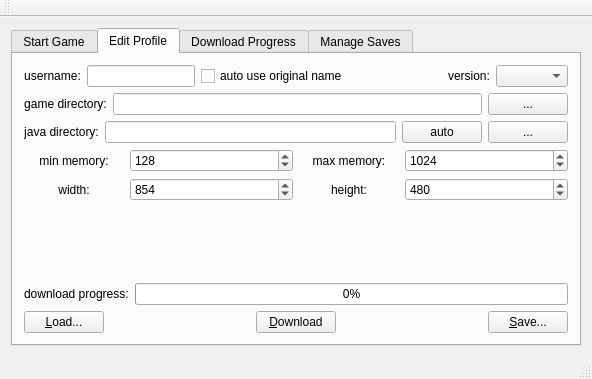
Qt form Kaminec/kamineclauncher.ui (kaniol-lck/Kaminec) before a commit.
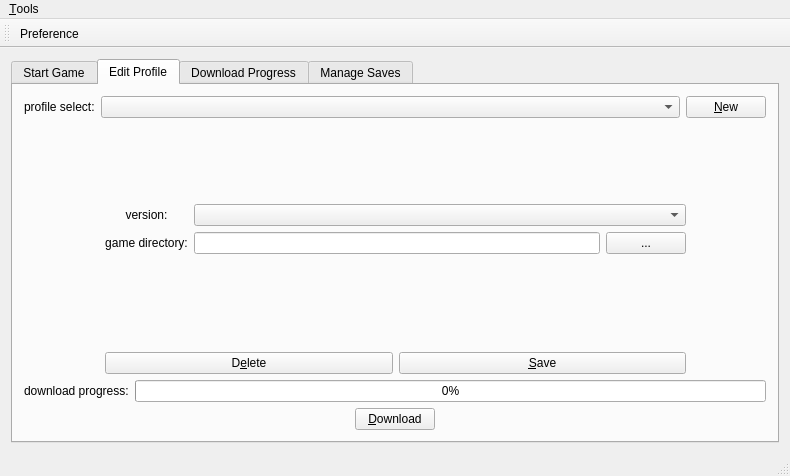
The same form after that commit. The open tabs and pages were chosen to show the change.

Commit message: add simple profile manager and preference(settings).

The edit to the form file:
```diff
--- a/Kaminec/kamineclauncher.ui
+++ b/Kaminec/kamineclauncher.ui
@@ -6,8 +6,8 @@
    <rect>
     <x>0</x>
     <y>0</y>
-    <width>592</width>
-    <height>379</height>
+    <width>790</width>
+    <height>476</height>
    </rect>
   </property>
   <property name="sizePolicy">
@@ -21,119 +21,24 @@
   </property>
   <widget class="QWidget" name="centralWidget">
    <layout class="QGridLayout" name="gridLayout">
-    <item row="0" column="1">
+    <item row="0" column="0">
      <widget class="QTabWidget" name="moduleSwitch">
       <property name="currentIndex">
-       <number>0</number>
+       <number>1</number>
       </property>
       <widget class="QWidget" name="startment">
        <attribute name="title">
         <string>Start Game</string>
        </attribute>
-       <layout class="QGridLayout" name="gridLayout_7">
-        <item row="0" column="0">
-         <layout class="QHBoxLayout" name="horizontalLayout_16">
-          <item>
-           <layout class="QVBoxLayout" name="verticalLayout_3">
-            <item>
-             <layout class="QHBoxLayout" name="horizontalLayout_17">
-              <item>
-               <widget class="QCheckBox" name="verify_cb">
-                <property name="sizePolicy">
-                 <sizepolicy hsizetype="Expanding" vsizetype="Fixed">
-                  <horstretch>0</horstretch>
-                  <verstretch>0</verstretch>
-                 </sizepolicy>
-                </property>
-                <property name="text">
-                 <string>I'm &amp;VERIFYED</string>
-                </property>
-               </widget>
-              </item>
-              <item>
-               <spacer name="horizontalSpacer_4">
-                <property name="orientation">
-                 <enum>Qt::Horizontal</enum>
-                </property>
-                <property name="sizeHint" stdset="0">
-                 <size>
-                  <width>40</width>
-                  <height>20</height>
-                 </size>
-                </property>
-               </spacer>
-              </item>
-             </layout>
-            </item>
-            <item>
-             <widget class="QGroupBox" name="verifyBox">
-              <property name="title">
-               <string>verify</string>
-              </property>
-              <layout class="QGridLayout" name="gridLayout_6">
-               <item row="0" column="0">
-                <layout class="QVBoxLayout" name="verticalLayout">
-                 <item alignment="Qt::AlignHCenter">
-                  <widget class="QLabel" name="email_label">
-                   <property name="text">
-                    <string>Email:</string>
-                   </property>
-                   <property name="buddy">
-                    <cstring>email_le</cstring>
-                   </property>
-                  </widget>
-                 </item>
-                 <item alignment="Qt::AlignHCenter">
-                  <widget class="QLabel" name="password_label">
-                   <property name="text">
-                    <string>password:</string>
-                   </property>
-                   <property name="buddy">
-                    <cstring>password_le</cstring>
-                   </property>
-                  </widget>
-                 </item>
-                </layout>
-               </item>
-               <item row="0" column="1">
-                <layout class="QVBoxLayout" name="verticalLayout_2">
-                 <item>
-                  <widget class="QLineEdit" name="email_le"/>
-                 </item>
-                 <item>
-                  <layout class="QHBoxLayout" name="horizontalLayout_15">
-                   <item>
-                    <widget class="QLineEdit" name="password_le"/>
-                   </item>
-                   <item alignment="Qt::AlignHCenter">
-                    <widget class="QPushButton" name="showPassword_pb">
-                     <property name="text">
-                      <string>&amp;Show Password</string>
-                     </property>
-                    </widget>
-                   </item>
-                  </layout>
-                 </item>
-                </layout>
-               </item>
-              </layout>
-             </widget>
-            </item>
-            <item>
-             <spacer name="verticalSpacer_2">
-              <property name="orientation">
-               <enum>Qt::Vertical</enum>
-              </property>
-              <property name="sizeHint" stdset="0">
-               <size>
-                <width>20</width>
-                <height>40</height>
-               </size>
-              </property>
-             </spacer>
-            </item>
-            <item>
              <widget class="QPushButton" name="start_pb">
+        <property name="geometry">
+         <rect>
+          <x>120</x>
+          <y>150</y>
+          <width>80</width>
+          <height>20</height>
+         </rect>
+        </property>
               <property name="sizePolicy">
                <sizepolicy hsizetype="Maximum" vsizetype="Preferred">
                 <horstretch>0</horstretch>
@@ -144,91 +49,88 @@
                <string>&amp;Start</string>
               </property>
              </widget>
-            </item>
-           </layout>
-          </item>
-          <item>
-           <spacer name="horizontalSpacer_3">
-            <property name="orientation">
-             <enum>Qt::Horizontal</enum>
-            </property>
-            <property name="sizeHint" stdset="0">
-             <size>
-              <width>63</width>
-              <height>20</height>
-             </size>
-            </property>
-           </spacer>
-          </item>
-         </layout>
-        </item>
-       </layout>
       </widget>
       <widget class="QWidget" name="profile_editor">
        <attribute name="title">
         <string>Edit Profile</string>
        </attribute>
-       <layout class="QGridLayout" name="gridLayout_2">
+       <layout class="QGridLayout" name="gridLayout_3">
         <item row="0" column="0">
          <layout class="QHBoxLayout" name="horizontalLayout_3">
           <item>
-           <layout class="QHBoxLayout" name="horizontalLayout">
-            <item>
-             <widget class="QLabel" name="username_label">
+           <widget class="QLabel" name="profileSelect_label">
               <property name="sizePolicy">
-               <sizepolicy hsizetype="Preferred" vsizetype="Preferred">
+             <sizepolicy hsizetype="Minimum" vsizetype="Preferred">
                 <horstretch>0</horstretch>
                 <verstretch>0</verstretch>
                </sizepolicy>
               </property>
-              <property name="maximumSize">
-               <size>
-                <width>100</width>
-                <height>16777215</height>
-               </size>
-              </property>
               <property name="text">
-               <string>username:</string>
-              </property>
-              <property name="alignment">
-               <set>Qt::AlignCenter</set>
-              </property>
-              <property name="buddy">
-               <cstring>username_le</cstring>
+             <string>profile select:</string>
               </property>
              </widget>
             </item>
             <item>
-             <widget class="QLineEdit" name="username_le"/>
-            </item>
-            <item>
-             <widget class="QCheckBox" name="isOriginalName_cb">
-              <property name="text">
-               <string>auto use original name</string>
-              </property>
-              <property name="tristate">
+           <widget class="QComboBox" name="profileSelect_cb">
+            <property name="sizePolicy">
+             <sizepolicy hsizetype="Expanding" vsizetype="Fixed">
+              <horstretch>0</horstretch>
+              <verstretch>0</verstretch>
+             </sizepolicy>
+            </property>
+            <property name="editable">
                <bool>false</bool>
               </property>
              </widget>
             </item>
-           </layout>
-          </item>
-          <item>
+          <item>
+           <widget class="QPushButton" name="newProfile_pb">
+            <property name="text">
+             <string>&amp;New</string>
+            </property>
+           </widget>
+          </item>
+         </layout>
+        </item>
+        <item row="1" column="0">
+         <layout class="QGridLayout" name="gridLayout_2">
+          <item row="0" column="1">
+           <spacer name="verticalSpacer_3">
+            <property name="orientation">
+             <enum>Qt::Vertical</enum>
+            </property>
+            <property name="sizeType">
+             <enum>QSizePolicy::Maximum</enum>
+            </property>
+            <property name="sizeHint" stdset="0">
+             <size>
+              <width>288</width>
+              <height>80</height>
+             </size>
+            </property>
+           </spacer>
+          </item>
+          <item row="1" column="0">
            <spacer name="horizontalSpacer_5">
             <property name="orientation">
              <enum>Qt::Horizontal</enum>
             </property>
+            <property name="sizeType">
+             <enum>QSizePolicy::Maximum</enum>
+            </property>
             <property name="sizeHint" stdset="0">
              <size>
-              <width>40</width>
+              <width>81</width>
               <height>20</height>
              </size>
             </property>
            </spacer>
           </item>
-          <item>
+          <item row="1" column="1">
            <layout class="QHBoxLayout" name="horizontalLayout_2">
             <item>
+             <layout class="QVBoxLayout" name="verticalLayout">
+              <item>
              <widget class="QLabel" name="version_label">
               <property name="sizePolicy">
                <sizepolicy hsizetype="Preferred" vsizetype="Preferred">
@@ -251,15 +153,6 @@
              </widget>
             </item>
             <item>
-             <widget class="QComboBox" name="version_cb"/>
-            </item>
-           </layout>
-          </item>
-         </layout>
-        </item>
-        <item row="1" column="0">
-         <layout class="QHBoxLayout" name="horizontalLayout_4">
-          <item>
            <widget class="QLabel" name="gameDir_label">
             <property name="sizePolicy">
              <sizepolicy hsizetype="Preferred" vsizetype="Preferred">
@@ -284,11 +177,27 @@
             </property>
            </widget>
           </item>
+             </layout>
+            </item>
+            <item>
+             <layout class="QVBoxLayout" name="verticalLayout_2">
+              <item>
+               <widget class="QComboBox" name="version_cb">
+                <property name="sizePolicy">
+                 <sizepolicy hsizetype="Expanding" vsizetype="Fixed">
+                  <horstretch>0</horstretch>
+                  <verstretch>0</verstretch>
+                 </sizepolicy>
+                </property>
+               </widget>
+              </item>
+              <item>
+               <layout class="QHBoxLayout" name="horizontalLayout">
           <item>
            <widget class="QLineEdit" name="gameDir_le"/>
           </item>
           <item>
-           <widget class="QPushButton" name="fileDlg1_pb">
+                 <widget class="QPushButton" name="gameDir_showPb">
             <property name="text">
              <string>...</string>
             </property>
@@ -296,217 +205,27 @@
           </item>
          </layout>
         </item>
-        <item row="2" column="0">
-         <layout class="QHBoxLayout" name="horizontalLayout_8">
-          <item>
-           <widget class="QLabel" name="javaDir_label">
-            <property name="sizePolicy">
-             <sizepolicy hsizetype="Preferred" vsizetype="Preferred">
-              <horstretch>0</horstretch>
-              <verstretch>0</verstretch>
-             </sizepolicy>
-            </property>
-            <property name="maximumSize">
-             <size>
-              <width>100</width>
-              <height>16777215</height>
-             </size>
-            </property>
-            <property name="text">
-             <string>java directory:</string>
-            </property>
-            <property name="alignment">
-             <set>Qt::AlignCenter</set>
-            </property>
-            <property name="buddy">
-             <cstring>javaDir_le</cstring>
-            </property>
-           </widget>
-          </item>
-          <item>
-           <widget class="QLineEdit" name="javaDir_le"/>
-          </item>
-          <item>
-           <widget class="QPushButton" name="autoJavaPath_pb">
-            <property name="text">
-             <string>auto</string>
-            </property>
-           </widget>
-          </item>
-          <item>
-           <widget class="QPushButton" name="fileDlg2_pb">
-            <property name="text">
-             <string>...</string>
-            </property>
-           </widget>
-          </item>
-         </layout>
-        </item>
-        <item row="3" column="0">
-         <layout class="QHBoxLayout" name="horizontalLayout_7">
-          <item>
-           <layout class="QHBoxLayout" name="horizontalLayout_6">
-            <item>
-             <widget class="QLabel" name="minMem_label">
-              <property name="sizePolicy">
-               <sizepolicy hsizetype="Preferred" vsizetype="Preferred">
-                <horstretch>0</horstretch>
-                <verstretch>0</verstretch>
-               </sizepolicy>
-              </property>
-              <property name="maximumSize">
-               <size>
-                <width>100</width>
-                <height>16777215</height>
-               </size>
-              </property>
-              <property name="text">
-               <string>min memory:</string>
-              </property>
-              <property name="alignment">
-               <set>Qt::AlignCenter</set>
-              </property>
-              <property name="buddy">
-               <cstring>minMem_sb</cstring>
-              </property>
-             </widget>
-            </item>
-            <item>
-             <widget class="QSpinBox" name="minMem_sb">
-              <property name="maximum">
-               <number>999999999</number>
-              </property>
-              <property name="value">
-               <number>128</number>
-              </property>
-             </widget>
-            </item>
+             </layout>
+            </item>
            </layout>
           </item>
-          <item>
-           <layout class="QHBoxLayout" name="horizontalLayout_5">
-            <item>
-             <widget class="QLabel" name="maxMem_label">
-              <property name="sizePolicy">
-               <sizepolicy hsizetype="Preferred" vsizetype="Preferred">
-                <horstretch>0</horstretch>
-                <verstretch>0</verstretch>
-               </sizepolicy>
-              </property>
-              <property name="maximumSize">
-               <size>
-                <width>100</width>
-                <height>16777215</height>
-               </size>
-              </property>
-              <property name="text">
-               <string>max memory:</string>
-              </property>
-              <property name="alignment">
-               <set>Qt::AlignCenter</set>
-              </property>
-              <property name="buddy">
-               <cstring>maxMem_sb</cstring>
-              </property>
-             </widget>
-            </item>
-            <item>
-             <widget class="QSpinBox" name="maxMem_sb">
-              <property name="maximum">
-               <number>999999999</number>
-              </property>
-              <property name="value">
-               <number>1024</number>
-              </property>
-             </widget>
-            </item>
-           </layout>
-          </item>
-         </layout>
-        </item>
-        <item row="4" column="0">
-         <layout class="QHBoxLayout" name="horizontalLayout_11">
-          <item>
-           <layout class="QHBoxLayout" name="horizontalLayout_9">
-            <item>
-             <widget class="QLabel" name="width_label">
-              <property name="sizePolicy">
-               <sizepolicy hsizetype="Preferred" vsizetype="Preferred">
-                <horstretch>0</horstretch>
-                <verstretch>0</verstretch>
-               </sizepolicy>
-              </property>
-              <property name="maximumSize">
+          <item row="1" column="2">
+           <spacer name="horizontalSpacer_6">
+            <property name="orientation">
+             <enum>Qt::Horizontal</enum>
+            </property>
+            <property name="sizeType">
+             <enum>QSizePolicy::Maximum</enum>
+            </property>
+            <property name="sizeHint" stdset="0">
                <size>
-                <width>100</width>
-                <height>16777215</height>
-               </size>
-              </property>
-              <property name="text">
-               <string>width:</string>
-              </property>
-              <property name="alignment">
-               <set>Qt::AlignCenter</set>
-              </property>
-              <property name="buddy">
-               <cstring>width_sb</cstring>
-              </property>
-             </widget>
-            </item>
-            <item>
-             <widget class="QSpinBox" name="width_sb">
-              <property name="maximum">
-               <number>999999999</number>
-              </property>
-              <property name="value">
-               <number>854</number>
-              </property>
-             </widget>
-            </item>
-           </layout>
-          </item>
-          <item>
-           <layout class="QHBoxLayout" name="horizontalLayout_10">
-            <item>
-             <widget class="QLabel" name="height_label">
-              <property name="sizePolicy">
-               <sizepolicy hsizetype="Preferred" vsizetype="Preferred">
-                <horstretch>0</horstretch>
-                <verstretch>0</verstretch>
-               </sizepolicy>
-              </property>
-              <property name="maximumSize">
-               <size>
-                <width>100</width>
-                <height>16777215</height>
-               </size>
-              </property>
-              <property name="text">
-               <string>height:</string>
-              </property>
-              <property name="alignment">
-               <set>Qt::AlignCenter</set>
-              </property>
-              <property name="buddy">
-               <cstring>height_sb</cstring>
-              </property>
-             </widget>
-            </item>
-            <item>
-             <widget class="QSpinBox" name="height_sb">
-              <property name="maximum">
-               <number>999999999</number>
-              </property>
-              <property name="value">
-               <number>480</number>
-              </property>
-             </widget>
-            </item>
-           </layout>
-          </item>
-         </layout>
-        </item>
-        <item row="5" column="0">
+              <width>80</width>
+              <height>20</height>
+             </size>
+            </property>
+           </spacer>
+          </item>
+          <item row="2" column="1">
          <spacer name="verticalSpacer">
           <property name="orientation">
            <enum>Qt::Vertical</enum>
@@ -522,7 +241,27 @@
           </property>
          </spacer>
         </item>
-        <item row="6" column="0">
+          <item row="3" column="1">
+           <layout class="QHBoxLayout" name="horizontalLayout_5">
+            <item>
+             <widget class="QPushButton" name="deleteProfile_pb">
+              <property name="text">
+               <string>D&amp;elete</string>
+              </property>
+             </widget>
+            </item>
+            <item>
+             <widget class="QPushButton" name="saveProfile_pb">
+              <property name="text">
+               <string>&amp;Save</string>
+              </property>
+             </widget>
+            </item>
+           </layout>
+          </item>
+         </layout>
+        </item>
+        <item row="2" column="0">
          <layout class="QHBoxLayout" name="horizontalLayout_13">
           <item>
            <widget class="QLabel" name="downloadProgress_label">
@@ -540,15 +279,8 @@
           </item>
          </layout>
         </item>
-        <item row="7" column="0">
-         <layout class="QHBoxLayout" name="horizontalLayout_12">
-          <item>
-           <widget class="QPushButton" name="load_pb">
-            <property name="text">
-             <string>&amp;Load...</string>
-            </property>
-           </widget>
-          </item>
+        <item row="3" column="0">
+         <layout class="QHBoxLayout" name="horizontalLayout_4">
           <item>
            <spacer name="horizontalSpacer">
             <property name="orientation">
@@ -582,13 +314,6 @@
             </property>
            </spacer>
           </item>
-          <item>
-           <widget class="QPushButton" name="save_pb">
-            <property name="text">
-             <string>&amp;Save...</string>
-            </property>
-           </widget>
-          </item>
          </layout>
         </item>
        </layout>
@@ -667,10 +392,18 @@
     <rect>
      <x>0</x>
      <y>0</y>
-     <width>592</width>
+     <width>790</width>
      <height>22</height>
     </rect>
    </property>
+   <widget class="QMenu" name="menu_Tools">
+    <property name="title">
+     <string>&amp;Tools</string>
+    </property>
+    <addaction name="separator"/>
+    <addaction name="action_preference"/>
+   </widget>
+   <addaction name="menu_Tools"/>
   </widget>
   <widget class="QToolBar" name="mainToolBar">
    <attribute name="toolBarArea">
@@ -679,8 +412,17 @@
    <attribute name="toolBarBreak">
     <bool>false</bool>
    </attribute>
+   <addaction name="action_preference"/>
   </widget>
   <widget class="QStatusBar" name="statusBar"/>
+  <action name="action_preference">
+   <property name="text">
+    <string>&amp;Preference</string>
+   </property>
+   <property name="toolTip">
+    <string>Preference</string>
+   </property>
+  </action>
  </widget>
  <layoutdefault spacing="6" margin="11"/>
  <tabstops>
```
Left out of the diff: 19 changed lines with no effect on the pictures. Lines whose indentation alone changed are shown as unchanged. The commit also changes 14 other files.
